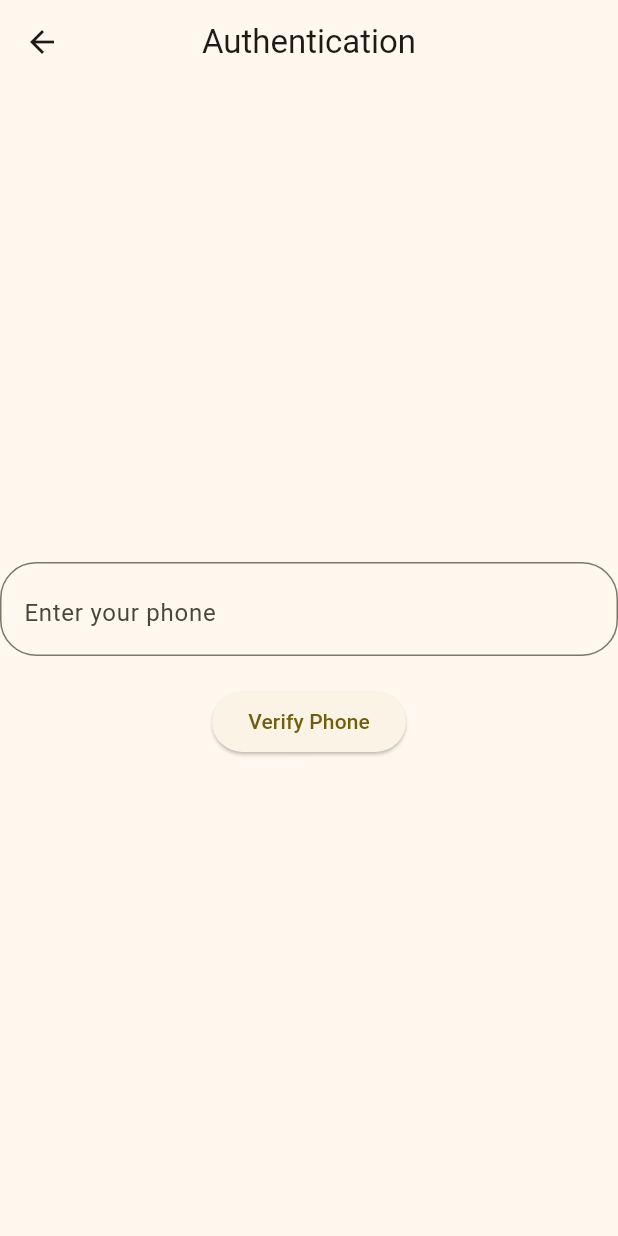
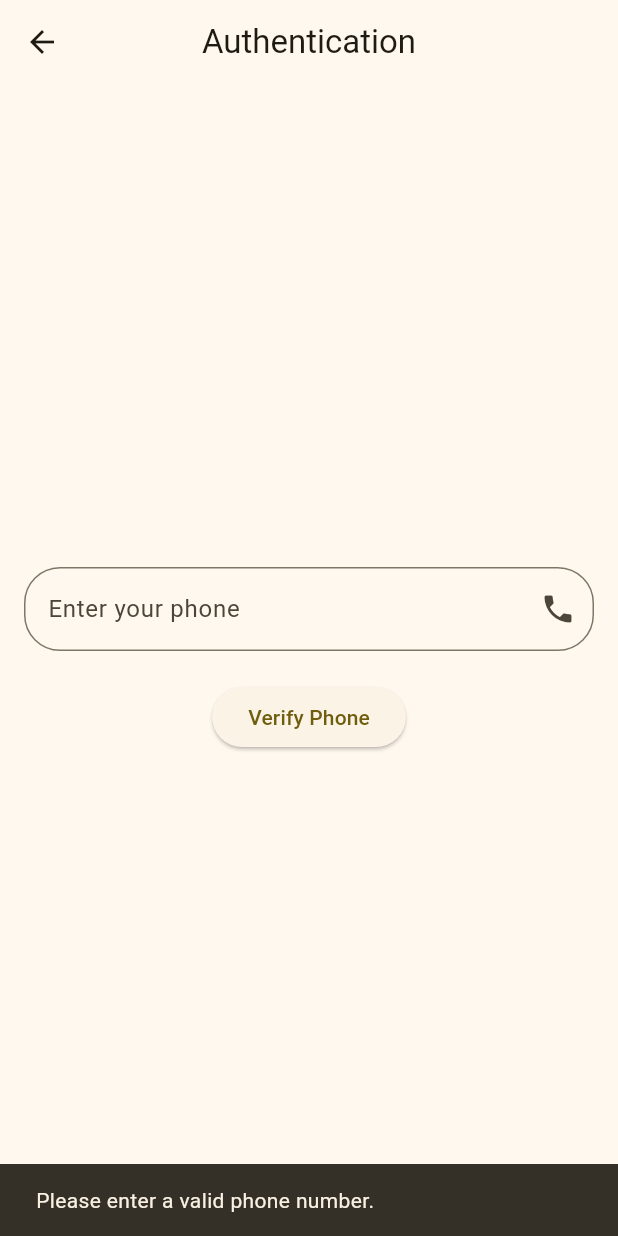
Before and after one commit to radhey2/FireBaseIntegration, a Flutter app: the PhoneAuth screen opened directly, after a tap on "Verify Phone", on a phone screen of 412 x 824 dp. Run offline on Flutter 3.47's test engine with Material 3 defaults, Android fonts, the phone set to English and light mode, and no system bars; our stand-ins replace firebase_auth, firebase_core, google_sign_in; accounts and stored records are empty; network calls fail.

Commit message:
phone auth enabled

```diff
--- a/lib/auth/phone_auth.dart
+++ b/lib/auth/phone_auth.dart
@@ -12,46 +12,85 @@ class PhoneAuth extends StatefulWidget {
 class _PhoneAuthState extends State<PhoneAuth> {
   TextEditingController phoneController = TextEditingController();
 
+  // Method to send OTP code
+  sendCode() async {
+    try {
+      if (phoneController.text.isEmpty) {
+        showMessage("Please enter a valid phone number.");
+        return;
+      }
+
+      // Format the phone number with country code
+      String phoneNumber = "+91${phoneController.text}";
+
+      FirebaseAuth.instance.verifyPhoneNumber(
+        phoneNumber: phoneNumber, // Provide the phone number here
+        verificationCompleted: (PhoneAuthCredential credential) {
+          // Auto-completion of verification
+          showMessage("Verification completed automatically.");
+        },
+        verificationFailed: (FirebaseException e) {
+          // Display error message
+          showMessage("Verification failed: ${e.message}");
+        },
+        codeSent: (String verificationId, int? resendToken) {
+          // Navigate to the OTP screen with verificationId
+          Navigator.pushReplacement(
+            context,
+            MaterialPageRoute(
+              builder: (context) => OtpScreen(verificationId: verificationId),
+            ),
+          );
+        },
+        codeAutoRetrievalTimeout: (String verificationId) {
+          // Code retrieval timeout
+          showMessage("Code retrieval timed out.");
+        },
+      );
+    } catch (e) {
+      // Catch any other exceptions
+      showMessage("Error: $e");
+    }
+  }
+
+  // Method to display messages using SnackBar
+  void showMessage(String message) {
+    ScaffoldMessenger.of(context).showSnackBar(
+      SnackBar(content: Text(message)),
+    );
+  }
+
   @override
   Widget build(BuildContext context) {
     return Scaffold(
       appBar: AppBar(
-        title: Text('Authentication'),
+        title: const Text('Authentication'),
         centerTitle: true,
       ),
-      body: Column(
+      body: Padding(
+        padding: const EdgeInsets.all(16.0),
+        child: Column(
           mainAxisAlignment: MainAxisAlignment.center,
           children: [
             TextField(
               controller: phoneController,
-            keyboardType: TextInputType.text,
+              keyboardType: TextInputType.phone,
               decoration: InputDecoration(
                 hintText: 'Enter your phone',
-                suffix: Icon(Icons.phone),
+                // prefix: const Text('+91 '),
+                suffixIcon: const Icon(Icons.phone),
                 border: OutlineInputBorder(
-                    borderRadius: BorderRadius.circular(24))),
+                  borderRadius: BorderRadius.circular(24),
                 ),
-          SizedBox(
-            height: 20,
               ),
+            ),
+            const SizedBox(height: 20),
             ElevatedButton(
-              onPressed: () async {
-                await FirebaseAuth.instance.verifyPhoneNumber(
-                    verificationCompleted: (PhoneAuthCredential credentials) {},
-                    verificationFailed: (FirebaseException ex) {},
-                    codeSent: (String verificationId, int? resendToken) {
-                      Navigator.push(
-                          context,
-                          MaterialPageRoute(
-                              builder: (context) => OtpScreen(
-                                    verificationId: verificationId,
-                                  )));
-                    },
-                    codeAutoRetrievalTimeout: (String verificationid) {},
-                    phoneNumber: phoneController.text.toString());
-              },
-              child: Text('Verify Phone'))
+              onPressed: sendCode,
+              child: const Text('Verify Phone'),
+            ),
           ],
+        ),
       ),
     );
   }
```
Also changed, not shown: lib/component/login_page.dart (+15 -1 lines), lib/component/otp_screen.dart (+24 -14 lines). Lines whose indentation alone changed are shown as unchanged.
